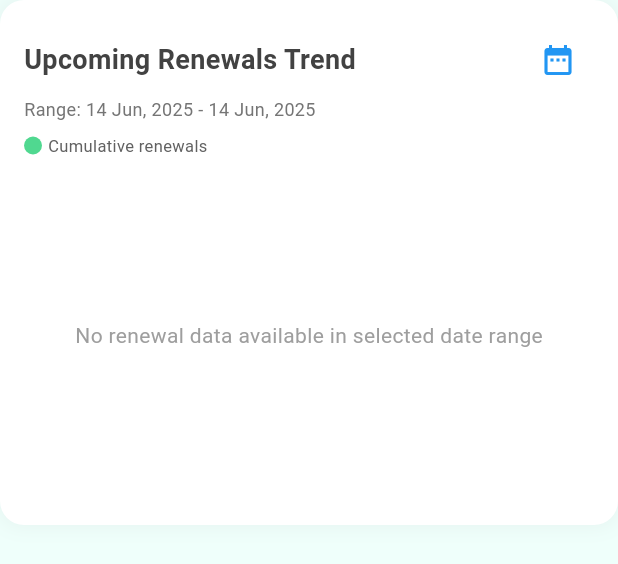
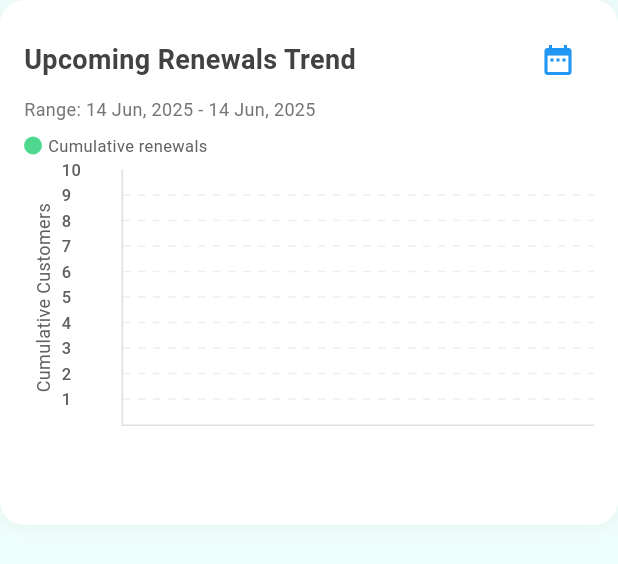
Before and after one commit to EveningLantern/QuantumDev, a Flutter app: the DueDateLineChart widget shown alone on an empty page, opened directly with empty values, on a phone screen of 412 x 824 dp. Shown: the top 564 px of the screen. Run offline on Flutter 3.47's test engine with Material 3 defaults, Android fonts, the phone set to English and light mode, and no system bars; drawn by our look-alikes of fl_chart; our stand-ins replace animated_text_kit, dotted_border, file_picker, flutter_animate, flutter_colorpicker, shared_preferences; accounts and stored records are empty; network calls fail.

Commit message:
Update lineGraph.dart

```diff
--- a/dashboard/lib/Utils/lineGraph.dart
+++ b/dashboard/lib/Utils/lineGraph.dart
@@ -141,14 +141,7 @@ class DueDateLineChart extends StatelessWidget {
           ),
           const SizedBox(height: 8),
           Expanded(
-            child: cumulativeData.isEmpty
-                ? Center(
-                    child: Text(
-                      'No renewal data available in selected date range',
-                      style: TextStyle(color: Colors.grey[500]),
-                    ),
-                  )
-                : LineChart(
+            child: LineChart(
               LineChartData(
                 lineTouchData: LineTouchData(
                   touchTooltipData: LineTouchTooltipData(
@@ -278,8 +271,7 @@ class DueDateLineChart extends StatelessWidget {
                 borderData: FlBorderData(
                   show: true,
                   border: Border(
-                          bottom:
-                              BorderSide(color: Colors.grey[300]!, width: 1),
+                    bottom: BorderSide(color: Colors.grey[300]!, width: 1),
                     left: BorderSide(color: Colors.grey[300]!, width: 1),
                   ),
                 ),
@@ -317,8 +309,7 @@ class DueDateLineChart extends StatelessWidget {
                         // Show dots at regular intervals or for important points
                         return cumulativeData.length <= 10 ||
                             spot.x.toInt() %
-                                          ((cumulativeData.length / 5)
-                                              .ceil()) ==
+                                    ((cumulativeData.length / 5).ceil()) ==
                                 0 ||
                             spot.x.toInt() == cumulativeData.length - 1;
                       },
```
Lines whose indentation alone changed are shown as unchanged.
